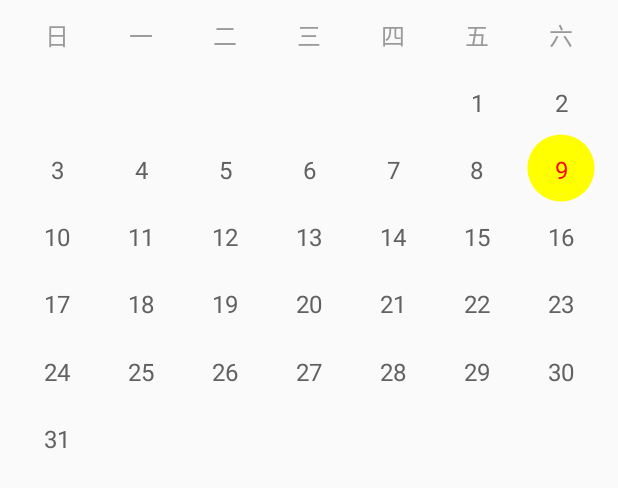
After one commit to happyfsyy/ToDoList, an Android app: the layout activity_date.xml on its own in the app's theme, with its tools: preview values and no code run, on a phone screen of 412 x 824 dp. The commit adds this screen. Shown: the top 488 px of the screen. Run offline under Robolectric (Android 15) with nearby library versions, the phone set to English and light mode, and no system bars.

Commit message:
3/9 morning

```diff
--- a/app/src/main/AndroidManifest.xml
+++ b/app/src/main/AndroidManifest.xml
@@ -11,6 +11,9 @@
         android:theme="@style/NoActionbarTheme">
         <activity android:name=".activity.ListActivity"
             android:windowSoftInputMode="stateHidden|adjustResize">
+
+        </activity>
+        <activity android:name=".activity.DateAct">
             <intent-filter>
                 <action android:name="android.intent.action.MAIN"/>
                 <category android:name="android.intent.category.LAUNCHER"/>
--- /dev/null
+++ b/app/src/main/java/com/example/todolist/listener/OnItemSelectedListener.java
@@ -0,0 +1,7 @@
+package com.example.todolist.listener;
+
+import java.util.Date;
+
+public interface OnItemSelectedListener {
+    void onItemSelected(Date selectedDate);
+}
--- a/app/src/main/java/com/example/todolist/view/CalendarView.java
+++ b/app/src/main/java/com/example/todolist/view/CalendarView.java
@@ -6,9 +6,14 @@ import android.graphics.Color;
 import android.graphics.Paint;
 import android.graphics.Rect;
 import android.util.AttributeSet;
+import android.view.MotionEvent;
 import android.view.View;
 
+import com.example.todolist.R;
+import com.example.todolist.activity.DateAct;
+import com.example.todolist.listener.OnItemSelectedListener;
 import com.example.todolist.utils.DisplayUtil;
+import com.example.todolist.utils.LogUtil;
 
 import java.util.Calendar;
 import java.util.Date;
@@ -29,17 +34,18 @@ public class CalendarView extends View {
     private Paint dayStatusBgPaint;//背后的阴影效果，正方形
     private int dayStatusBgColor=Color.parseColor("#f4f4f4");
     private Paint selectedBgPaint;//圆圈
-    private int selectedBgColor=Color.parseColor("#99ccff");
+    private int selectedBgColor=Color.YELLOW;
     private int todayColor=Color.RED;
     private Calendar calendar;//这是个变量，我需要不断的用它
     private Date todayDate;//不变的，就是今天
     private Date curMonthDate;
     private Date selectedDate;
     private String[] weekText=new String[]{"日","一","二","三","四","五","六"};
-    private Rect textRect=new Rect();
     private int[] dayText=new int[42];
     private int curMonthStartIndex;
     private int curMonthEndIndex;
+    private float dayTextHeight;
+    private OnItemSelectedListener onItemSelectedListener;
 
     public CalendarView(Context context) {
         this(context,null);
@@ -49,21 +55,20 @@ public class CalendarView extends View {
         init();
     }
     private void init(){
+        leftPadding=DisplayUtil.dp2px(10);
+        rightPadding=leftPadding;
         width=DisplayUtil.getScreenWidth();
-        height=DisplayUtil.getScreenHeight()/3;
-        cellHeight=height/7f;
-        cellWidth=cellHeight;
-        //todo 如果cellWidth*7大于屏幕宽度，重新计算cellWidth，remeasure，while
-        leftPadding=(width-height)/2f;
-        rightPadding=leftPadding;
+        cellWidth=(width-2*leftPadding)/7f;
+        cellHeight=cellWidth*0.8f;
+        height=(int)(cellHeight*7);
+
 
         weekPaint=new Paint(Paint.ANTI_ALIAS_FLAG);
-        //todo 这里的textSize改为14sp试试看
-        weekPaint.setTextSize(cellHeight/2);
+        weekPaint.setTextSize(DisplayUtil.sp2px(16));
         weekPaint.setColor(weekTextColor);
 
         dayPaint=new Paint(Paint.ANTI_ALIAS_FLAG);
-        dayPaint.setTextSize(cellHeight/2);
+        dayPaint.setTextSize(DisplayUtil.sp2px(16));
         dayPaint.setColor(dayTextColor);
 
         dayStatusBgPaint=new Paint(Paint.ANTI_ALIAS_FLAG);
@@ -77,6 +82,10 @@ public class CalendarView extends View {
         todayDate=new Date();
         selectedDate=new Date();
         curMonthDate=new Date();
+
+        Rect rect=new Rect();
+        dayPaint.getTextBounds("日",0,1,rect);
+        dayTextHeight=rect.height();
     }
 
     @Override
@@ -85,25 +94,55 @@ public class CalendarView extends View {
     }
     @Override
     protected void onDraw(Canvas canvas) {
+        //画日、一、二、三、四、五、六那一行
         float weekTextX,weekTextY;
+        weekTextY=cellHeight/2+dayTextHeight/2;
         for(int i=0;i<weekText.length;i++){
-            weekTextX=leftPadding+(cellWidth-measureWidth(weekText[i],weekPaint))/2f;
-            weekTextY=(cellHeight+measureHeight(weekText[i],weekPaint))/2f;
+            weekTextX=leftPadding+i*cellWidth+(cellWidth-measureWidth(weekText[i],weekPaint))/2f;
             canvas.drawText(weekText[i],weekTextX,weekTextY,weekPaint);
         }
-        //
+
+        //计算42个数据
+        calculateDate();
+
+        //画selected背景
+        drawSelectedBg(canvas);
+
+        //画1到31号
+        String curYearAndMonth=getYearAndMonth(curMonthDate);
+        String todayYearAndMonth=getYearAndMonth(todayDate);
+        int todayIndex=-1;
+        if(curYearAndMonth.equals(todayYearAndMonth)){
+            int day=calendar.get(Calendar.DAY_OF_MONTH);
+            todayIndex=curMonthStartIndex+day-1;
+        }
+        int row,col;
+        String text;
+        for(int i=0;i<42;i++){
+            if(dayText[i]!=-1){
+                text=dayText[i]+"";
+                col=i%7;
+                row=i/7+1;
+                weekTextX=leftPadding+col*cellWidth+(cellWidth-measureWidth(text,dayPaint))/2f;
+                weekTextY=row*cellHeight+cellHeight/2+dayTextHeight/2;
+                if(todayIndex!=-1&&todayIndex==i){
+                    dayPaint.setColor(todayColor);
+                }else{
+                    dayPaint.setColor(dayTextColor);
+                }
+                canvas.drawText(text,weekTextX,weekTextY,dayPaint);
+            }
+        }
     }
     private float measureWidth(String text,Paint paint){
         return paint.measureText(text);
     }
-    private float measureHeight(String text,Paint paint){
-        paint.getTextBounds(text,0,text.length(),textRect);
-        return textRect.height();
-    }
+
     private void calculateDate(){
         calendar.setTime(curMonthDate);
         calendar.set(Calendar.DAY_OF_MONTH,1);
-        curMonthStartIndex=calendar.get(Calendar.DAY_OF_WEEK);
+        int dayOfWeek=calendar.get(Calendar.DAY_OF_WEEK);//1号是星期几
+        curMonthStartIndex=dayOfWeek-1;
         for(int i=0;i<curMonthStartIndex;i++){
             dayText[i]=-1;
         }
@@ -117,7 +156,71 @@ public class CalendarView extends View {
         for(int i=curMonthEndIndex+1;i<42;i++){
             dayText[i]=-1;
         }
-
+    }
+    private String getYearAndMonth(Date date){
+        calendar.setTime(date);
+        int year=calendar.get(Calendar.YEAR);
+        int month=calendar.get(Calendar.MONTH)+1;
+        return String.format(getResources().getString(R.string.year_and_month),year,month);
     }
 
+    @Override
+    public boolean onTouchEvent(MotionEvent event) {
+        switch (event.getAction()){
+            case MotionEvent.ACTION_UP:
+                float x=event.getX();
+                float y=event.getY();
+                boolean isSetSelectedDate=setSelectedDate(x,y);
+                if(isSetSelectedDate){
+                    invalidate();
+                    onItemSelectedListener.onItemSelected(selectedDate);
+                }
+                break;
+        }
+        return true;
+    }
+    private boolean setSelectedDate(float x,float y){
+        if(x<=leftPadding||x>=leftPadding+7*cellWidth||y<=cellHeight){
+            return false;
+        }
+        int row=(int)((y-cellHeight)/cellHeight);
+        int col=(int)((x-leftPadding)/cellWidth);
+        int selectedIndex=row*7+col;
+        if(selectedIndex<curMonthStartIndex||selectedIndex>curMonthEndIndex){
+            return false;
+        }
+        calendar.setTime(curMonthDate);
+        calendar.set(Calendar.DAY_OF_MONTH,dayText[selectedIndex]);
+        selectedDate=calendar.getTime();
+        return true;
+    }
+
+    /**
+     * 获取日期的行数，1号是在第一行
+     * @param index
+     * @return
+     */
+    private int getRow(int index){
+        return index/7+1;
+    }
+    private int getCol(int index){
+        return index%7;
+    }
+    private int getSelectedIndex(){
+        calendar.setTime(selectedDate);
+        int day=calendar.get(Calendar.DAY_OF_MONTH);
+        return curMonthStartIndex+day-1;
+    }
+    private void drawSelectedBg(Canvas canvas){
+        int selectedIndex=getSelectedIndex();
+        int row=getRow(selectedIndex);
+        int col=getCol(selectedIndex);
+        float circleX=leftPadding+col*cellWidth+0.5f*cellWidth;
+        float circleY=row*cellHeight+0.5f*cellHeight;
+        float radius=cellHeight*0.5f;
+        canvas.drawCircle(circleX,circleY,radius,selectedBgPaint);
+    }
+    public void setOnItemSelectedListener(OnItemSelectedListener onItemSelectedListener){
+        this.onItemSelectedListener=onItemSelectedListener;
+    }
 }
--- /dev/null
+++ b/app/src/main/res/layout/activity_date.xml
@@ -0,0 +1,10 @@
+<?xml version="1.0" encoding="utf-8"?>
+<LinearLayout xmlns:android="http://schemas.android.com/apk/res/android"
+    android:orientation="vertical" android:layout_width="match_parent"
+    android:layout_height="match_parent">
+    <com.example.todolist.view.CalendarView
+        android:id="@+id/calendar_view"
+        android:layout_width="match_parent"
+        android:layout_height="match_parent">
+    </com.example.todolist.view.CalendarView>
+</LinearLayout>
--- a/app/src/main/res/values/strings.xml
+++ b/app/src/main/res/values/strings.xml
@@ -1,4 +1,6 @@
 <resources>
     <string name="app_name">ToDoList</string>
     <string name="list_settings">Settings</string>
+    <string name="year_and_month">%d年%d月</string>
+    <string name="year_month_day">%d年%02d月%02d日</string>
 </resources>
```
Also changed, not shown: app/src/main/java/com/example/todolist/activity/DateAct.java (added, +38 -0 lines).
